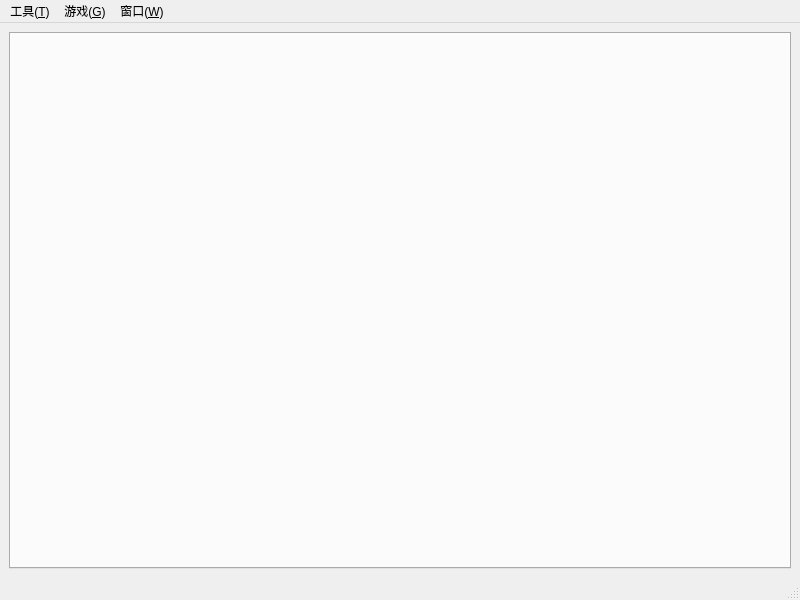
This is Mini-Tools/core.ui in Chrollis/Mini-Tools as Qt 5 draws it before an edit. The edited form follows.
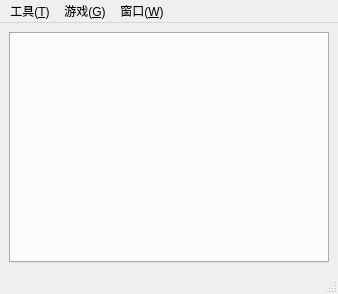
This is the edited form.

Patch:
```diff
--- a/Mini-Tools/core.ui
+++ b/Mini-Tools/core.ui
@@ -6,8 +6,8 @@
    <rect>
     <x>0</x>
     <y>0</y>
-    <width>800</width>
-    <height>600</height>
+    <width>338</width>
+    <height>294</height>
    </rect>
   </property>
   <property name="windowTitle">
@@ -25,7 +25,7 @@
     <rect>
      <x>0</x>
      <y>0</y>
-     <width>800</width>
+     <width>338</width>
      <height>25</height>
     </rect>
    </property>
```
Left out of the diff: 6 changed lines with no effect on the pictures.
